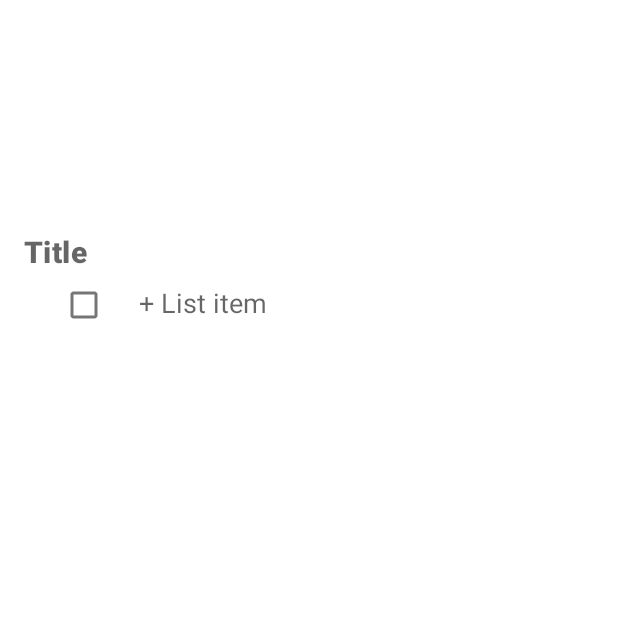
After one commit to angwandi/2msNote, an Android app: the fragment AddNoteFragment placed in its activity, on a phone screen of 412 x 824 dp, the top half of it. The commit adds this screen. Run offline under Robolectric (Android 15) with nearby library versions, the phone set to English and light mode, and no system bars.

Commit message:
Add AddNote Fragment

```diff
--- a/app/src/main/AndroidManifest.xml
+++ b/app/src/main/AndroidManifest.xml
@@ -1,13 +1,14 @@
 <?xml version="1.0" encoding="utf-8"?>
 <manifest xmlns:android="http://schemas.android.com/apk/res/android"
     package="com.example.demad.a2msnote">
+
     <application
         android:allowBackup="true"
+        android:fullBackupContent="@xml/backup_descriptor"
         android:icon="@mipmap/ic_launcher_note_final"
         android:label="@string/app_name"
         android:roundIcon="@mipmap/ic_launcher_note_final_round"
         android:supportsRtl="true"
-        android:fullBackupContent="@xml/backup_descriptor"
         android:theme="@style/Theme.Note">
         <activity android:name=".MainActivity">
             <intent-filter>
--- a/app/src/main/java/com/example/demad/a2msnote/LoginFragment.java
+++ b/app/src/main/java/com/example/demad/a2msnote/LoginFragment.java
@@ -38,7 +38,8 @@ public class LoginFragment extends Fragment {
                     passwordTextInput.setError(getString(R.string.nt_error_password));
                 } else {
                     passwordTextInput.setError(null); // Clear the error
-                    ((NavigationHost) Objects.requireNonNull(getActivity())).navigateTo(new AllNoteFragment(), false); // Navigate to the next Fragment
+                    ((NavigationHost) Objects.requireNonNull(getActivity())).navigateTo(
+                            new AllNoteFragment(), false); // Navigate to the next Fragment
                 }
             }
         });
@@ -61,6 +62,6 @@ public class LoginFragment extends Fragment {
  TODO authentication of the username and password.
 */
     private boolean isPasswordValid(@Nullable Editable text) {
-        return text != null && text.length() >= 8;
+        return text != null && text.length() >= 1;
     }
 }
--- a/app/src/main/java/com/example/demad/a2msnote/NavigationHost.java
+++ b/app/src/main/java/com/example/demad/a2msnote/NavigationHost.java
@@ -1,6 +1,4 @@
 package com.example.demad.a2msnote;
-
-import android.support.v4.app.Fragment;
 
 /**
  * A host (typically an {@code Activity}} that can display fragments and knows how to respond to
@@ -11,5 +9,5 @@ public interface NavigationHost {
      * Trigger a navigation to the specified fragment, optionally adding a transaction to the back
      * stack to make this navigation reversible.
      */
-    void navigateTo(Fragment fragment, boolean addToBackstack);
+    void navigateTo(AllNoteFragment fragment, boolean addToBackstack);
 }
--- /dev/null
+++ b/app/src/main/java/com/example/demad/a2msnote/data/AddNoteFragment.java
@@ -0,0 +1,26 @@
+package com.example.demad.a2msnote.data;
+
+import android.app.Fragment;
+import android.os.Bundle;
+import android.view.LayoutInflater;
+import android.view.View;
+import android.view.ViewGroup;
+
+import com.example.demad.a2msnote.R;
+
+/**
+ * A simple {@link Fragment} subclass.
+ */
+public class AddNoteFragment extends android.support.v4.app.Fragment {
+    public static android.support.v4.app.Fragment newInstance() {
+        return new AddNoteFragment();
+    }
+
+    @Override
+    public View onCreateView(LayoutInflater inflater, ViewGroup container,
+                             Bundle savedInstanceState) {
+        // Inflate the layout for this fragment
+        View view = inflater.inflate(R.layout.add_note_fragment1, container, false);
+        return view;
+    }
+}
--- /dev/null
+++ b/app/src/main/res/layout/add_note_fragment1.xml
@@ -0,0 +1,58 @@
+<?xml version="1.0" encoding="utf-8"?>
+<android.support.constraint.ConstraintLayout xmlns:android="http://schemas.android.com/apk/res/android"
+    xmlns:app="http://schemas.android.com/apk/res-auto"
+    xmlns:tools="http://schemas.android.com/tools"
+    android:layout_width="match_parent"
+    android:layout_height="match_parent"
+    tools:context=".data.AddNoteFragment">
+
+    <EditText
+        android:id="@+id/editText"
+        android:layout_width="0dp"
+        android:layout_height="wrap_content"
+        android:layout_marginBottom="489dp"
+        android:layout_marginEnd="16dp"
+        android:layout_marginLeft="16dp"
+        android:layout_marginRight="16dp"
+        android:layout_marginStart="16dp"
+        android:background="@null"
+        android:hint="Title"
+        android:inputType="textMultiLine"
+        android:textAppearance="@style/TextAppearance.MaterialComponents.Headline6"
+        android:textStyle="bold"
+        app:layout_constraintBottom_toBottomOf="parent"
+        app:layout_constraintEnd_toEndOf="parent"
+        app:layout_constraintHorizontal_bias="0.0"
+        app:layout_constraintStart_toStartOf="parent"
+        app:layout_constraintTop_toTopOf="parent" />
+
+    <CheckBox
+        android:id="@+id/checkBox"
+        android:layout_width="wrap_content"
+        android:layout_height="wrap_content"
+        android:layout_marginLeft="32dp"
+        android:layout_marginStart="32dp"
+        app:layout_constraintBaseline_toBaselineOf="@+id/editText2"
+        app:layout_constraintStart_toStartOf="parent" />
+
+    <EditText
+        android:id="@+id/editText2"
+        android:layout_width="wrap_content"
+        android:layout_height="wrap_content"
+        android:layout_marginBottom="8dp"
+        android:layout_marginEnd="8dp"
+        android:layout_marginLeft="8dp"
+        android:layout_marginRight="8dp"
+        android:layout_marginStart="8dp"
+        android:layout_marginTop="8dp"
+        android:background="@null"
+        android:ems="10"
+        android:hint=" + List item"
+        android:inputType="textMultiLine"
+        app:layout_constraintBottom_toBottomOf="parent"
+        app:layout_constraintEnd_toEndOf="parent"
+        app:layout_constraintHorizontal_bias="0.0"
+        app:layout_constraintStart_toEndOf="@+id/checkBox"
+        app:layout_constraintTop_toBottomOf="@+id/editText"
+        app:layout_constraintVertical_bias="0.0" />
+</android.support.constraint.ConstraintLayout>
```
Also changed, not shown: app/src/main/java/com/example/demad/a2msnote/AllNoteFragment.java (+34 -1 lines), app/src/main/java/com/example/demad/a2msnote/MainActivity.java (+2 -5 lines), app/src/main/java/com/example/demad/a2msnote/NoteCardRecyclerViewAdapter.java (+14 -8 lines), app/src/main/java/com/example/demad/a2msnote/data/AppDatabase.java (added, +35 -0 lines), app/src/main/java/com/example/demad/a2msnote/data/DateConverter.java (added, +17 -0 lines), app/src/main/java/com/example/demad/a2msnote/data/NoteDao.java (added, +25 -0 lines), app/src/main/java/com/example/demad/a2msnote/data/NoteEntry.java (+66 -8 lines), app/src/main/res/drawable/ic_add_button.xml (added, +10 -0 lines), app/src/main/res/layout/all_note_fragment.xml (+18 -2 lines).
